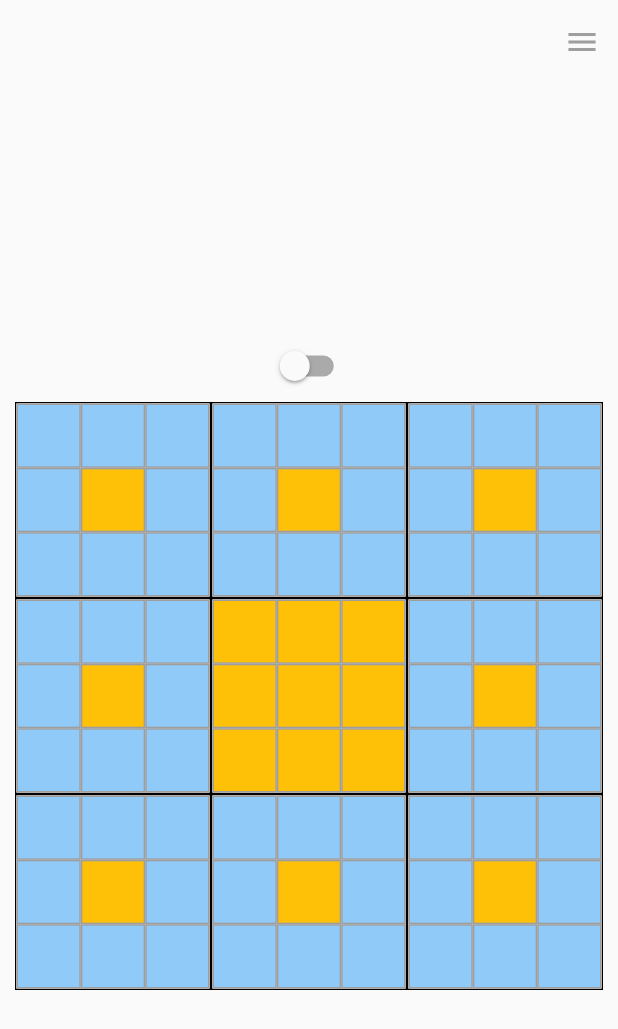
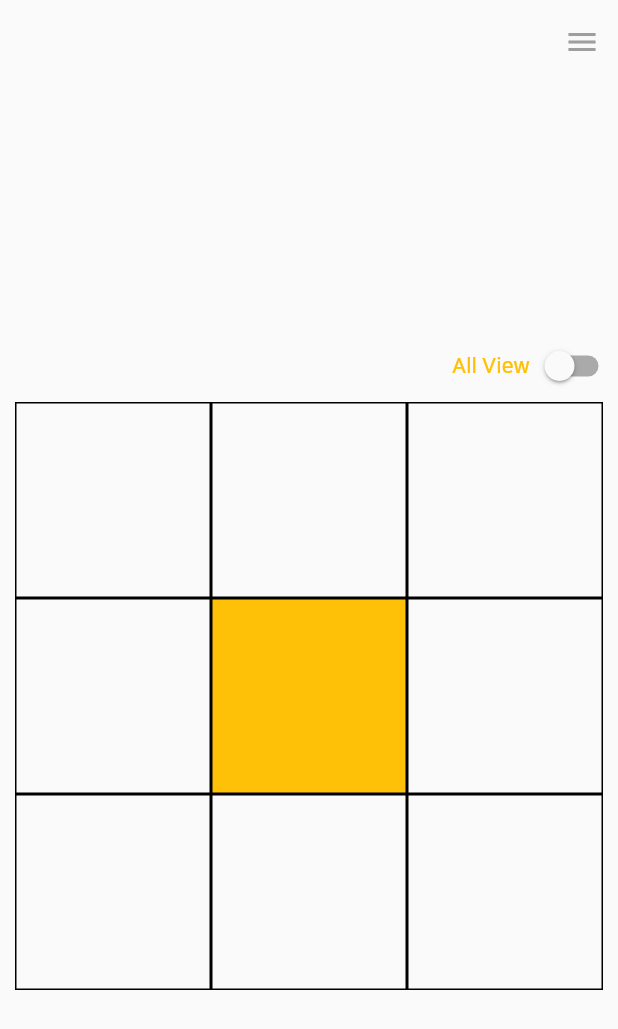
Before and after one commit to hyejin-1010/MandalArt, a Flutter app: the screen it shows after launch, on a phone screen of 412 x 824 dp. Shown: the top 1029 px of the screen. Run offline on Flutter 3.47's test engine with Material 2 defaults, Android fonts, the phone set to English and light mode, and no system bars; our stand-ins replace get, shared_preferences, sqflite; accounts and stored records are empty.

Commit message:
Mod: AllView Switch 수정

```diff
--- a/lib/screens/mandalart/mandalart.dart
+++ b/lib/screens/mandalart/mandalart.dart
@@ -21,7 +21,7 @@ class _MandalArtScreenState extends State<MandalArtScreen> {
   final DataController _dataController = Get.find<DataController>();
   final SettingController _settingController = Get.find<SettingController>();
   late Size _size;
-  ViewType _viewType = ViewType.ALL;
+  ViewType _viewType = ViewType.TOP;
 
   final GlobalKey<ScaffoldState> _scaffoldKey = GlobalKey<ScaffoldState>();
 
@@ -92,13 +92,25 @@ class _MandalArtScreenState extends State<MandalArtScreen> {
   }
 
   Widget _buildViewTypeSwitchButton() {
-    return Switch(
-      value: _viewType == ViewType.TOP,
-      onChanged: (bool? value) {
-        ViewType newValue = value == true ? ViewType.TOP : ViewType.ALL;
-        if (value == null || _viewType == newValue) { return; }
-        setState(() { _viewType = newValue; });
-      },
+    return Row(
+      mainAxisAlignment: MainAxisAlignment.end,
+      children: <Widget>[
+        Text(
+          'All View',
+          style: TextStyle(
+            color: Theme.of(context).primaryColor,
+            fontWeight: FontWeight.bold,
+          ),
+        ),
+        Switch(
+          value: _viewType == ViewType.ALL,
+          onChanged: (bool? value) {
+            ViewType newValue = value == true ? ViewType.ALL : ViewType.TOP;
+            if (value == null || _viewType == newValue) { return; }
+            setState(() { _viewType = newValue; });
+          },
+        ),
+      ],
     );
   }
 
```
